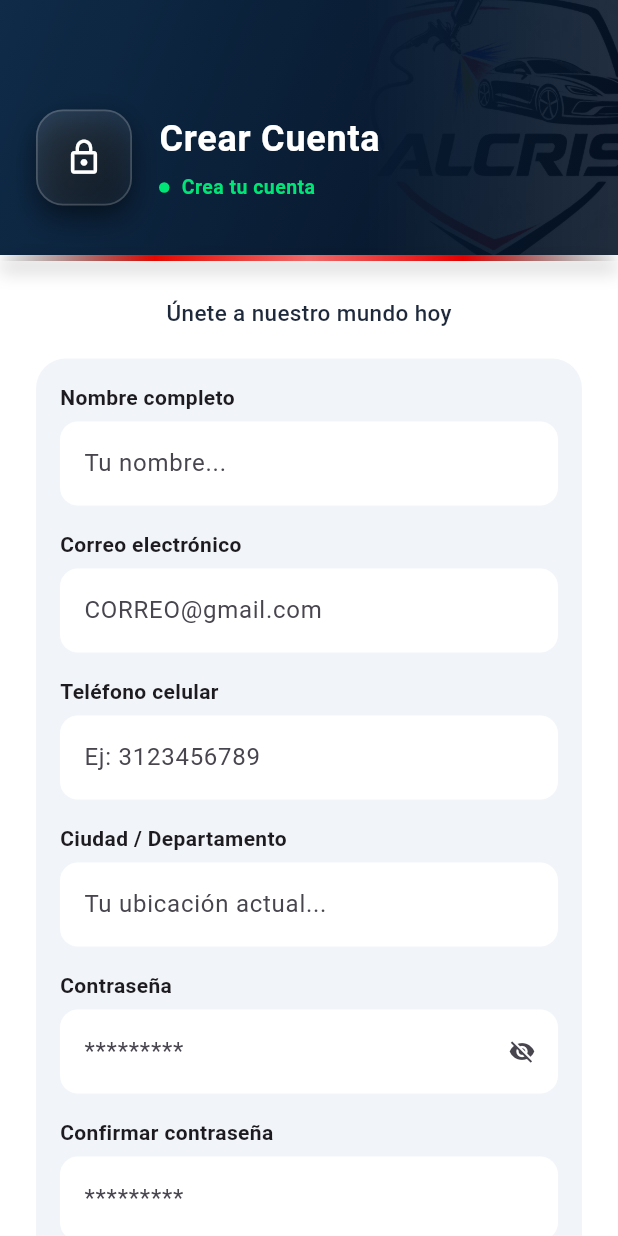
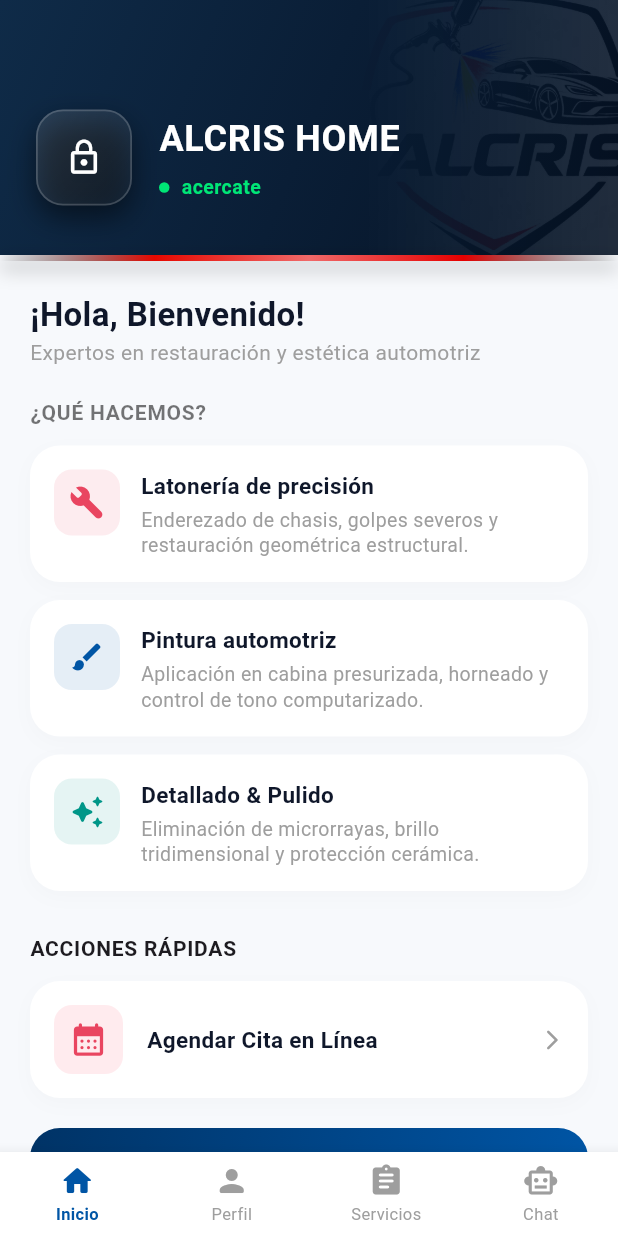
Before and after one commit to JAHACARI/ALCRIS, a Flutter app: the screen it shows after launch, on a phone screen of 412 x 824 dp. Run offline on Flutter 3.47's test engine with Material 3 defaults, Android fonts, the light colour scheme and no system bars; our stand-ins replace flutter_svg.

Commit message:
Pantalla Home realizada

```diff
--- /dev/null
+++ b/frontend/alcris/lib/core/costants/colombia_data.dart
@@ -0,0 +1,37 @@
+class ColombiaData {
+  static const Map<String, List<String>> regiones = {
+    'Amazonas': ['Leticia', 'Puerto Nariño', 'El Encanto', 'La Chorrera', 'Tarapacá'],
+    'Antioquia': ['Medellín', 'Envigado', 'Bello', 'Itagüí', 'Rionegro', 'Apartadó', 'Caucasia', 'Sabaneta', 'Caldas'],
+    'Arauca': ['Arauca', 'Arauquita', 'Saravena', 'Tame', 'Fortul', 'Cravo Norte'],
+    'Atlántico': ['Barranquilla', 'Soledad', 'Malambo', 'Puerto Colombia', 'Baranoa', 'Sabanalarga', 'Galapa'],
+    'Bogotá D.C.': ['Bogotá'],
+    'Bolívar': ['Cartagena', 'Magangué', 'Turbaco', 'El Carmen de Bolívar', 'Arjona', 'Mompox'],
+    'Boyacá': ['Tunja', 'Duitama', 'Sogamoso', 'Chiquinquirá', 'Paipa', 'Puerto Boyacá', 'Villa de Leyva'],
+    'Caldas': ['Manizales', 'La Dorada', 'Riosucio', 'Chinchiná', 'Villamaría', 'Anserma'],
+    'Caquetá': ['Florencia', 'San Vicente del Caguán', 'Puerto Rico', 'Belén de los Andaquíes', 'Curillo'],
+    'Casanare': ['Yopal', 'Aguazul', 'Paz de Ariporo', 'Villanueva', 'Tauramena', 'Mani'],
+    'Cauca': ['Cali', 'Popayán', 'Santander de Quilichao', 'Puerto Tejada', 'Patía', 'Silvia', 'Guapi'],
+    'Cesar': ['Valledupar', 'Aguachica', 'Agustín Codazzi', 'Bosconia', 'El Copey', 'La Paz'],
+    'Chocó': ['Quibdó', 'Istmina', 'Condoto', 'Acandí', 'Bahía Solano', 'Nuquí'],
+    'Córdoba': ['Montería', 'Cereté', 'Sahagún', 'Lorica', 'Montelíbano', 'Planeta Rica', 'Tierralta'],
+    'Cundinamarca': ['Soacha', 'Chía', 'Zipaquirá', 'Facatativá', 'Fusagasugá', 'Girardot', 'Mosquera', 'Funza'],
+    'Guainía': ['Inírida'],
+    'Guaviare': ['San José del Guaviare', 'Calamar', 'El Retorno', 'Miraflores'],
+    'Huila': ['Neiva', 'Garzón', 'Pitalito', 'La Plata', 'Campoalegre', 'San Agustín', 'Gigante'],
+    'La Guajira': ['Riohacha', 'Maicao', 'Uribia', 'San Juan del Cesar', 'Fonseca', 'Barrancas'],
+    'Magdalena': ['Santa Marta', 'Ciénaga', 'Fundación', 'El Banco', 'Plato', 'Aracataca'],
+    'Meta': ['Villavicencio', 'Acacías', 'Granada', 'Puerto López', 'San Martín', 'Cumaral'],
+    'Nariño': ['Pasto', 'Ipiales', 'Tumaco', 'Túquerres', 'La Unión', 'Samaniego'],
+    'Norte de Santander': ['Cúcuta', 'Ocaña', 'Pamplona', 'Villa del Rosario', 'Los Patios', 'Tibú'],
+    'Putumayo': ['Mocoa', 'Puerto Asís', 'Orito', 'Sibundoy', 'Villagarzón', 'Leguízamo'],
+    'Quindío': ['Armenia', 'Calarcá', 'Dosquebradas', 'Tebaida', 'Montenegro', 'Quimbaya', 'Salento'],
+    'Risaralda': ['Pereira', 'Dosquebradas', 'Santa Rosa de Cabal', 'La Virginia', 'Belén de Umbría'],
+    'San Andrés y Providencia': ['San Andrés', 'Providencia'],
+    'Santander': ['Bucaramanga', 'Floridablanca', 'Girón', 'Barrancabermeja', 'Piedecuesta', 'San Gil', 'Socorro'],
+    'Sucre': ['Sincelejo', 'Corozal', 'San Marcos', 'Tolú', 'Coveñas', 'Sampués'],
+    'Tolima': ['Ibagué', 'Espinal', 'Melgar', 'Mariquita', 'Honda', 'Líbano', 'Chaparral'],
+    'Valle del Cauca': ['Cali', 'Palmira', 'Buenaventura', 'Tuluá', 'Buga', 'Cartago', 'Jamundí', 'Yumbo'],
+    'Vaupés': ['Mitú', 'Carurú', 'Taraira'],
+    'Vichada': ['Puerto Carreño', 'La Primavera', 'Santa Rosalía', 'Cumaribo'],
+  };
+}
--- a/frontend/alcris/lib/screen/auth/registro.dart
+++ b/frontend/alcris/lib/screen/auth/registro.dart
@@ -151,10 +151,17 @@ class _RegistroScreenState extends State<RegistroScreen> {
         'controller': _telefonoController,
       },
       {
-        'label': 'Ciudad / Departamento',
+        'label': 'Departamento',
         'hint': 'Tu ubicación actual...',
         'controller': _localidadController,
       },
+
+       {
+        'label': 'Municipio',
+        'hint': 'Tu ubicación actual...',
+        'controller': _localidadController,
+      },
+
       {
         'label': 'Contraseña',
         'hint': '*********',
--- /dev/null
+++ b/frontend/alcris/lib/screen/home.dart
@@ -0,0 +1,110 @@
+import 'package:flutter/material.dart';
+import 'package:alcris/widgets/common/cabecerahome.dart';
+import 'package:alcris/widgets/common/menuinferior.dart';
+import 'package:alcris/screen/auth/registro.dart'; // Importación oficial de tu pantalla de registro
+
+class HomeScreen extends StatefulWidget {
+  const HomeScreen({super.key});
+  @override
+  State<HomeScreen> createState() => _HomeScreenState();
+}
+
+class _HomeScreenState extends State<HomeScreen> {
+  final int _currentIndex = 0;
+
+  final List<Map<String, dynamic>> _serviciosTaller = [
+    {'title': 'Latonería de precisión', 'desc': 'Enderezado de chasis, golpes severos y restauración geométrica estructural.', 'icon': Icons.build_rounded, 'color': const Color(0xFFE94560)},
+    {'title': 'Pintura automotriz', 'desc': 'Aplicación en cabina presurizada, horneado y control de tono computarizado.', 'icon': Icons.brush_rounded, 'color': const Color(0xFF0055A5)},
+    {'title': 'Detallado & Pulido', 'desc': 'Eliminación de microrrayas, brillo tridimensional y protección cerámica.', 'icon': Icons.auto_awesome_rounded, 'color': Colors.teal},
+  ];
+
+  @override
+  Widget build(BuildContext context) {
+    return Scaffold(
+      backgroundColor: const Color(0xFFF7F9FC),
+      body: Column(
+        children: [
+          const CabeceraHome(titulo: 'ALCRIS HOME'),
+          Expanded(
+            child: SingleChildScrollView(
+              padding: const EdgeInsets.all(20),
+              child: Column(
+                crossAxisAlignment: CrossAxisAlignment.start,
+                children: [
+                  const Text('¡Hola, Bienvenido!', style: TextStyle(fontSize: 22, fontWeight: FontWeight.bold, color: Color(0xFF0F172A))),
+                  const Text('Expertos en restauración y estética automotriz', style: TextStyle(fontSize: 14, color: Colors.grey)),
+                  const SizedBox(height: 20),
+
+                  const Text('¿QUÉ HACEMOS?', style: TextStyle(fontSize: 14, fontWeight: FontWeight.bold, letterSpacing: 0.5, color: Colors.black54)),
+                  const SizedBox(height: 12),
+                  ..._serviciosTaller.map((s) => Container(
+                    margin: const EdgeInsets.only(bottom: 12),
+                    padding: const EdgeInsets.all(16),
+                    decoration: BoxDecoration(color: Colors.white, borderRadius: BorderRadius.circular(20), boxShadow: [BoxShadow(color: Colors.black.withOpacity(0.02), blurRadius: 10, offset: const Offset(0, 4))]),
+                    child: Row(
+                      crossAxisAlignment: CrossAxisAlignment.start,
+                      children: [
+                        Container(padding: const EdgeInsets.all(10), decoration: BoxDecoration(color: s['color'].withOpacity(0.1), borderRadius: BorderRadius.circular(12)), child: Icon(s['icon'], color: s['color'], size: 24)),
+                        const SizedBox(width: 14),
+                        Expanded(child: Column(
+                          crossAxisAlignment: CrossAxisAlignment.start,
+                          children: [
+                            Text(s['title'], style: const TextStyle(fontSize: 15, fontWeight: FontWeight.bold, color: Color(0xFF0F172A))),
+                            const SizedBox(height: 4),
+                            Text(s['desc'], style: const TextStyle(fontSize: 13, color: Colors.grey, height: 1.3)),
+                          ],
+                        )),
+                      ],
+                    ),
+                  )).toList(),
+                  const SizedBox(height: 16),
+
+                  const Text('ACCIONES RÁPIDAS', style: TextStyle(fontSize: 14, fontWeight: FontWeight.bold, letterSpacing: 0.5)),
+                  const SizedBox(height: 12),
+
+                  // --- BOTÓN CON ENLACE DE NAVEGACIÓN ACTIVO ---
+                  GestureDetector(
+                    onTap: () {
+                      Navigator.push(
+                        context,
+                        MaterialPageRoute(
+                          builder: (context) => const RegistroScreen(),
+                        ),
+                      );
+                    },
+                    child: Container(
+                      width: double.infinity,
+                      padding: const EdgeInsets.all(16),
+                      decoration: BoxDecoration(color: Colors.white, borderRadius: BorderRadius.circular(20), boxShadow: [BoxShadow(color: Colors.black.withOpacity(0.02), blurRadius: 10, offset: const Offset(0, 4))]),
+                      child: Row(
+                        children: [
+                          Container(padding: const EdgeInsets.all(10), decoration: BoxDecoration(color: const Color(0xFFFFEBEE), borderRadius: BorderRadius.circular(12)), child: const Icon(Icons.calendar_month_rounded, color: Color(0xFFE94560), size: 26)),
+                          const SizedBox(width: 16),
+                          const Text('Agendar Cita en Línea', style: TextStyle(fontSize: 15, fontWeight: FontWeight.bold, color: Color(0xFF0F172A))),
+                          const Spacer(),
+                          const Icon(Icons.arrow_forward_ios_rounded, size: 16, color: Colors.grey),
+                        ],
+                      ),
+                    ),
+                  ),
+                  const SizedBox(height: 20),
+
+                  Container(
+                    width: double.infinity, padding: const EdgeInsets.all(16),
+                    decoration: BoxDecoration(gradient: const LinearGradient(colors: [Color(0xFF003366), Color(0xFF0055A5)], begin: Alignment.topLeft), borderRadius: BorderRadius.circular(20)),
+                    child: Column(crossAxisAlignment: CrossAxisAlignment.start, children: const [
+                      Text('Garantía Alcris Premium', style: TextStyle(color: Colors.white, fontSize: 16, fontWeight: FontWeight.bold)),
+                      SizedBox(height: 4),
+                      Text('Todos nuestros trabajos de pintura cuentan con 1 año de cobertura certificada contra imperfecciones.', style: TextStyle(color: Colors.white70, fontSize: 12, height: 1.3)),
+                    ]),
+                  ),
+                ],
+              ),
+            ),
+          ),
+        ],
+      ),
+      bottomNavigationBar: MenuInferior(currentIndex: _currentIndex, onTap: (indexPulsado) {}),
+    );
+  }
+}
--- a/frontend/alcris/lib/screen/splash/pantalla_carga_alcris.dart
+++ b/frontend/alcris/lib/screen/splash/pantalla_carga_alcris.dart
@@ -4,6 +4,7 @@ import 'package:flutter/material.dart';
 import 'package:flutter_svg/flutter_svg.dart';
 import '../../core/themes/colors.dart';
 import 'package:alcris/screen/auth/registro.dart';
+import 'package:alcris/screen/home.dart';
 
 class PantallaCargaAlcris extends StatefulWidget {
   const PantallaCargaAlcris({super.key});
@@ -44,7 +45,7 @@ class _PantallaCargaAlcrisState extends State<PantallaCargaAlcris>
         context,
         PageRouteBuilder(
           pageBuilder: (context, animation, secondaryAnimation) =>
-              const RegistroScreen(),
+              const HomeScreen(),
           transitionDuration: const Duration(milliseconds: 600),
           transitionsBuilder: (context, animation, secondaryAnimation, child) {
             return FadeTransition(opacity: animation, child: child);
--- /dev/null
+++ b/frontend/alcris/lib/widgets/common/cabecerahome.dart
@@ -0,0 +1,174 @@
+import 'package:flutter/material.dart';
+
+class CabeceraHome extends StatelessWidget {
+  final String titulo;
+
+  const CabeceraHome({super.key, required this.titulo});
+
+  @override
+  Widget build(BuildContext context) {
+    return Column(
+      mainAxisSize: MainAxisSize.min,
+      children: [
+        // 1. Contenedor Principal (Cabecera Azul)
+        Container(
+          width: double.infinity,
+          height: 170,
+          decoration: const BoxDecoration(
+            gradient: LinearGradient(
+              // Combinación de colores para un degradado profundo y moderno
+              colors: [
+                Color(0xFF0F2B48),
+                Color(0xFF0A1E36),
+                Color(0xFF051224),
+              ],
+              stops: [0.0, 0.5, 1.0], // Distribución suave del degradado
+              begin: Alignment.topLeft,
+              end: Alignment.bottomRight,
+            ),
+          ),
+          child: Stack(
+            children: [
+              // Logotipo de fondo con degradado de opacidad (difuminado en el fondo)
+              Positioned(
+                right: -15,
+                top: -10,
+                bottom: -10,
+                child: ShaderMask(
+                  // Este ShaderMask hace que el logo se desvanezca hacia la izquierda
+                  shaderCallback: (rect) {
+                    return const LinearGradient(
+                      colors: [Colors.transparent, Colors.white],
+                      begin: Alignment.centerLeft,
+                      end: Alignment.centerRight,
+                    ).createShader(rect);
+                  },
+                  blendMode: BlendMode.dstIn,
+                  child: Opacity(
+                    opacity: 0.12, // Controla qué tan sutil se ve el logo de fondo
+                    child: Image.asset(
+                      'assets/images/logo.jpg',
+                      width: 190,
+                      fit: BoxFit.contain,
+                    ),
+                  ),
+                ),
+              ),
+
+              // Contenido Principal (Icono + Textos)
+              Padding(
+                padding: const EdgeInsets.only(left: 24.0, right: 24.0, top: 40.0),
+                child: Row(
+                  crossAxisAlignment: CrossAxisAlignment.center,
+                  children: [
+                    // Contenedor del Icono con efecto de cristal (Glassmorphism sutil)
+                    Container(
+                      width: 64,
+                      height: 64,
+                      decoration: BoxDecoration(
+                        // Degradado interno del recuadro del icono
+                        gradient: LinearGradient(
+                          colors: [
+                            Colors.white.withOpacity(0.12),
+                            Colors.white.withOpacity(0.04),
+                          ],
+                          begin: Alignment.topLeft,
+                          end: Alignment.bottomRight,
+                        ),
+                        borderRadius: BorderRadius.circular(18),
+                        border: Border.all(
+                          color: Colors.white.withOpacity(0.18),
+                          width: 1.2,
+                        ),
+                        boxShadow: [
+                          BoxShadow(
+                            color: Colors.black.withOpacity(0.5), // Mayor opacidad para fondo oscuro
+                            blurRadius: 16,                       // Más difuminado para simular altura
+                            offset: const Offset(0, 8),           // Mayor desplazamiento hacia abajo
+                          ),
+                        ],
+                      ),
+                      child: const Icon(
+                        Icons.lock_outline,
+                        color: Colors.white,
+                        size: 26,
+                  ),
+                    ),
+                    const SizedBox(width: 18),
+
+                    // Bloque de Textos
+                    Expanded(
+                      child: Column(
+                        mainAxisAlignment: MainAxisAlignment.center,
+                        crossAxisAlignment: CrossAxisAlignment.start,
+                        children: [
+                          Text(
+                            titulo,
+                            style: const TextStyle(
+                              color: Colors.white,
+                              fontSize: 24,
+                              fontWeight: FontWeight.bold,
+                              letterSpacing: 0.5,
+                            ),
+                          ),
+                          const SizedBox(height: 6),
+                          // Etiqueta de estado/registro en verde
+                          Row(
+                            children: [
+                              Container(
+                                width: 7,
+                                height: 7,
+                                decoration: const BoxDecoration(
+                                  color: Color(0xFF00E676),
+                                  shape: BoxShape.circle,
+                                ),
+                              ),
+                              const SizedBox(width: 8),
+                              const Text(
+                                'acercate',
+                                style: TextStyle(
+                                  color: Color(0xFF00E676),
+                                  fontSize: 13,
+                                  fontWeight: FontWeight.w600,
+                                  letterSpacing: 0.3,
+                                ),
+                              ),
+                            ],
+                          ),
+                        ],
+                      ),
+                    ),
+                  ],
+                ),
+              ),
+            ],
+          ),
+        ),
+
+        // 2. Línea de Degradado (Agregada) + Sombra Inferior de Flotado
+        Container(
+          height: 4,
+          decoration: BoxDecoration(
+            gradient: const LinearGradient(
+              colors: [
+                Colors.transparent,
+                Color.fromARGB(255, 230, 8, 0),
+                Color.fromARGB(255, 240, 105, 105),
+                Color.fromARGB(255, 230, 0, 0),
+                Colors.transparent,
+              ],
+            ),
+            // Sombra inferior para proyectar el efecto flotante sobre la zona blanca
+            boxShadow: [
+              BoxShadow(
+                color: Colors.black.withOpacity(0.35),
+                blurRadius: 10,
+                offset: const Offset(0, 5),
+              ),
+            ],
+          ),
+        ),
+      ],
+    );
+  }
+}
--- a/frontend/alcris/lib/widgets/common/menuinferior.dart
+++ b/frontend/alcris/lib/widgets/common/menuinferior.dart
@@ -16,6 +16,7 @@ class _MenuInferiorState extends State<MenuInferior> {
 
   // Lista de 4 elementos oficiales tras remover "Inicio"
   static const List<Map<String, dynamic>> _items = [
+     {'icon': Icons.home_rounded, 'label': 'Inicio'},
     {'icon': Icons.person_rounded, 'label': 'Perfil'},
     {'icon': Icons.assignment_rounded, 'label': 'Servicios'},
     {'icon': Icons.smart_toy_outlined, 'label': 'Chat'},
```
